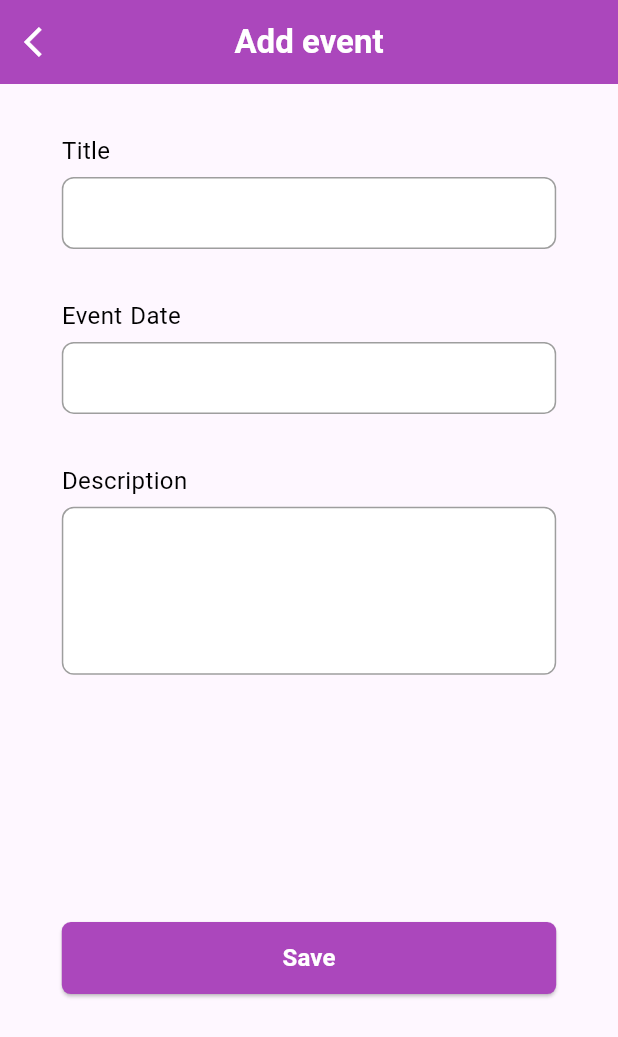
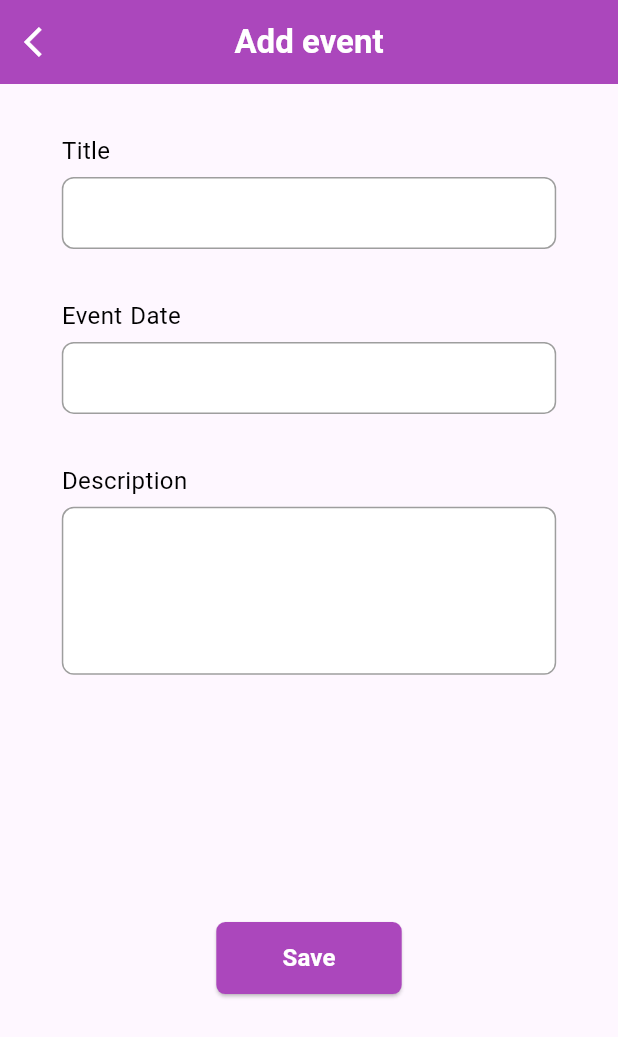
Before and after one commit to paras-28/Event-planner, a Flutter app: the SetEventScreen screen opened by its route, on a phone screen of 412 x 824 dp. Shown: the top 1037 px of the screen. Run offline on Flutter 3.47's test engine with Material 3 defaults, Android fonts, the phone set to English and light mode, and no system bars; drawn by our look-alikes of auto_size_text; our stand-ins replace dio, flutter_riverpod, freezed_annotation, go_router, hive_flutter, riverpod_annotation; missing offline and left inert: http_mock_adapter; accounts and stored records are empty; generated files the repository leaves out were written again.

Commit message:
add event ui screen responsive according to tablets

```diff
--- a/lib/presentation/features/set_event/ui/set_event_screen.dart
+++ b/lib/presentation/features/set_event/ui/set_event_screen.dart
@@ -167,6 +167,7 @@ class _SetEventScreenState extends ConsumerState<SetEventScreen> {
                           final notifier = ref.watch(setEventProvider);
 
                           return notifier.isLoading ? const CustomLoader() : AppButton(
+                            width: Responsive.isSmallDevice() ? double.infinity : Responsive.setWidthByPercentage(30),
                               title: AppStrings.save,
                               onPressed: () {
                                 if (_formKey.currentState!.validate()) {
```
